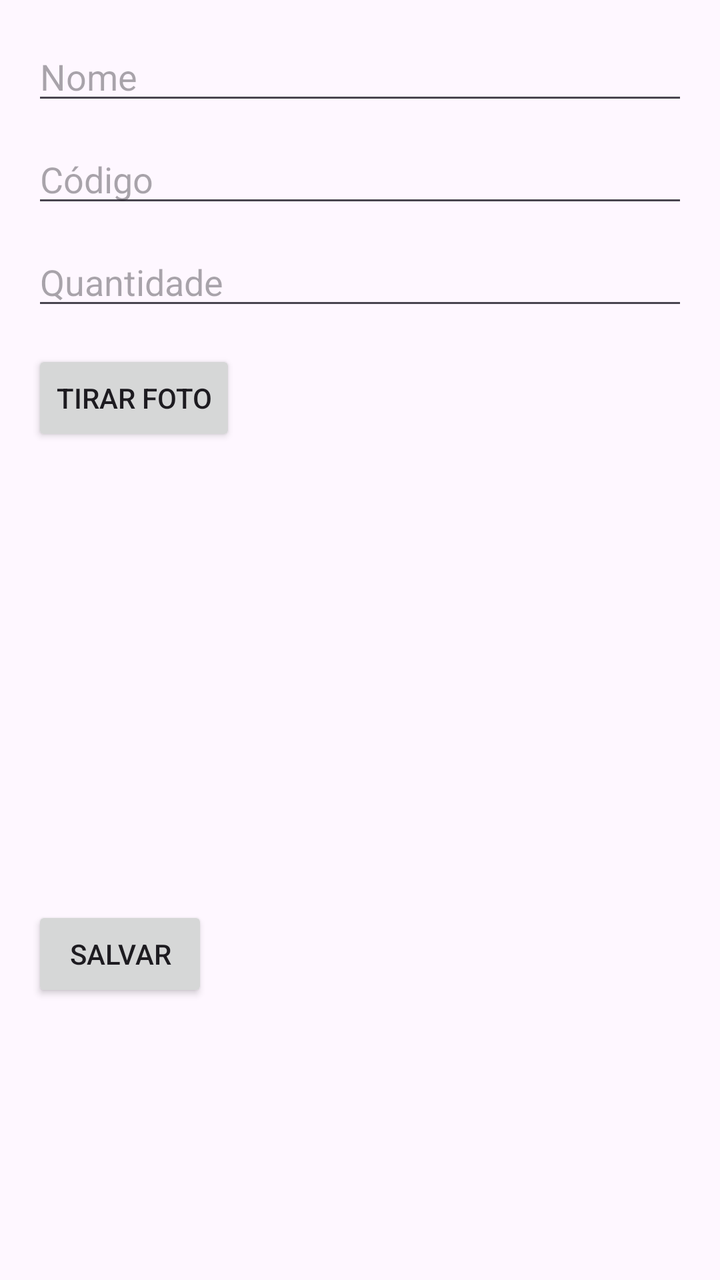
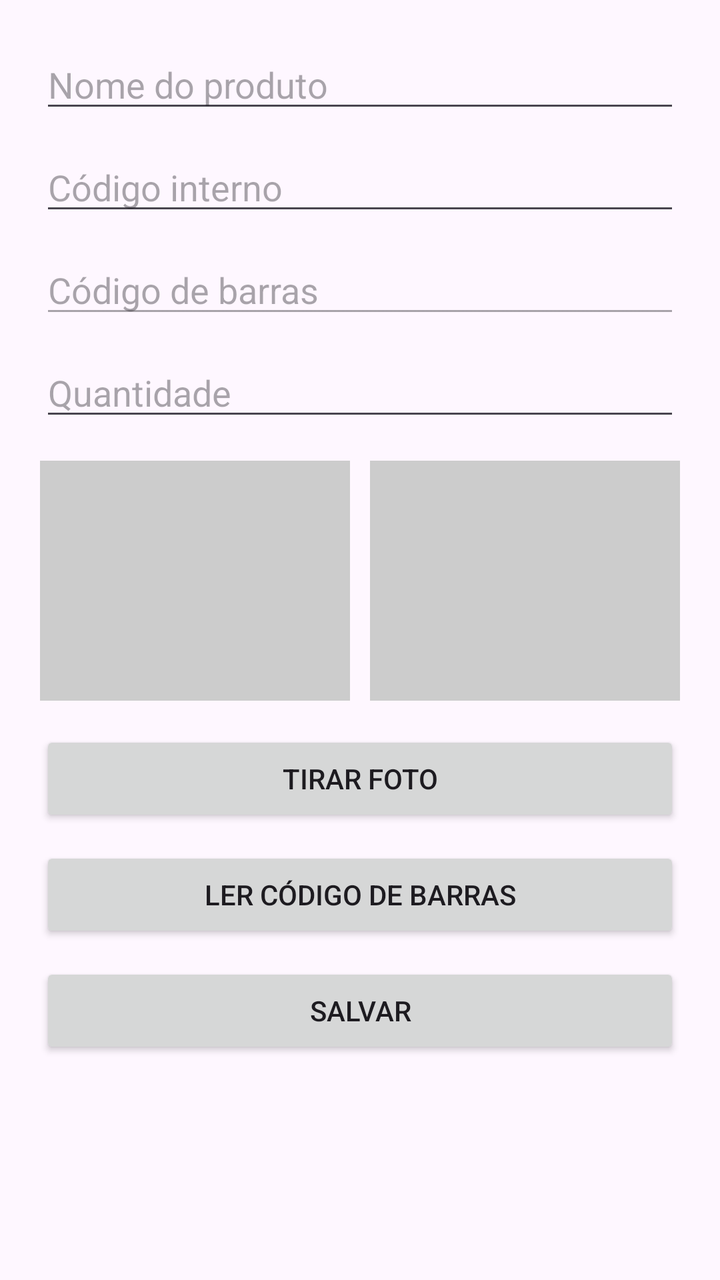

The first picture is an Android layout as it rendered before a commit; the second is the same layout after the commit. The layout source and the unified diff follow.
<!-- AndroidManifest.xml: application theme Theme.MaskateApp -->
<!-- res/layout/add_activity.xml -->
<?xml version="1.0" encoding="utf-8"?>
<LinearLayout
    xmlns:android="http://schemas.android.com/apk/res/android"
    android:layout_width="match_parent"
    android:layout_height="match_parent"
    android:orientation="vertical"
    android:padding="16dp">

    <EditText
        android:id="@+id/nome"
        android:layout_width="match_parent"
        android:layout_height="wrap_content"
        android:hint="Nome"/>

    <EditText
        android:id="@+id/codigo"
        android:layout_width="match_parent"
        android:layout_height="wrap_content"
        android:hint="Código"
        android:layout_marginTop="10dp"/>

    <EditText
        android:id="@+id/quantidade"
        android:layout_width="match_parent"
        android:layout_height="wrap_content"
        android:hint="Quantidade"
        android:inputType="number"
        android:layout_marginTop="10dp"/>

    <Button
        android:id="@+id/btnCamera"
        android:layout_width="wrap_content"
        android:layout_height="wrap_content"
        android:text="Tirar Foto"
        android:layout_marginTop="15dp"/>

    <ImageView
        android:id="@+id/img"
        android:layout_width="200dp"
        android:layout_height="200dp"
        android:layout_marginTop="15dp"
        android:scaleType="centerCrop"/>

    <Button
        android:id="@+id/btnSalvar"
        android:layout_width="wrap_content"
        android:layout_height="wrap_content"
        android:text="Salvar"
        android:layout_marginTop="15dp"/>

</LinearLayout>
<!-- resources referenced by this layout -->
<resources>
  <style name="Theme.MaskateApp" parent="Base.Theme.MaskateApp" />
  <style name="Base.Theme.MaskateApp" parent="Theme.Material3.DayNight.NoActionBar">
          
          
      </style>
</resources>

<!-- the commit's change to res/layout/add_activity.xml (unified diff, before → after) -->
@@ -1,51 +1,92 @@
 <?xml version="1.0" encoding="utf-8"?>
-<LinearLayout
-    xmlns:android="http://schemas.android.com/apk/res/android"
+<ScrollView xmlns:android="http://schemas.android.com/apk/res/android"
     android:layout_width="match_parent"
-    android:layout_height="match_parent"
-    android:orientation="vertical"
-    android:padding="16dp">
+    android:layout_height="match_parent">
 
-    <EditText
-        android:id="@+id/nome"
+    <LinearLayout
         android:layout_width="match_parent"
         android:layout_height="wrap_content"
-        android:hint="Nome"/>
+        android:orientation="vertical"
+        android:padding="20dp">
 
-    <EditText
-        android:id="@+id/codigo"
-        android:layout_width="match_parent"
-        android:layout_height="wrap_content"
-        android:hint="Código"
-        android:layout_marginTop="10dp"/>
+        <EditText
+            android:id="@+id/nome"
+            android:layout_width="match_parent"
+            android:layout_height="wrap_content"
+            android:hint="Nome do produto" />
 
-    <EditText
-        android:id="@+id/quantidade"
-        android:layout_width="match_parent"
-        android:layout_height="wrap_content"
-        android:hint="Quantidade"
-        android:inputType="number"
-        android:layout_marginTop="10dp"/>
+        <EditText
+            android:id="@+id/codigo"
+            android:layout_width="match_parent"
+            android:layout_height="wrap_content"
+            android:hint="Código interno"
+            android:layout_marginTop="10dp" />
 
-    <Button
-        android:id="@+id/btnCamera"
-        android:layout_width="wrap_content"
-        android:layout_height="wrap_content"
-        android:text="Tirar Foto"
-        android:layout_marginTop="15dp"/>
+        
+        <EditText
+            android:id="@+id/codigoBarras"
+            android:layout_width="match_parent"
+            android:layout_height="wrap_content"
+            android:hint="Código de barras"
+            android:enabled="false"
+            android:layout_marginTop="10dp" />
 
-    <ImageView
-        android:id="@+id/img"
-        android:layout_width="200dp"
-        android:layout_height="200dp"
-        android:layout_marginTop="15dp"
-        android:scaleType="centerCrop"/>
+        <EditText
+            android:id="@+id/quantidade"
+            android:layout_width="match_parent"
+            android:layout_height="wrap_content"
+            android:hint="Quantidade"
+            android:inputType="number"
+            android:layout_marginTop="10dp" />
 
-    <Button
-        android:id="@+id/btnSalvar"
-        android:layout_width="wrap_content"
-        android:layout_height="wrap_content"
-        android:text="Salvar"
-        android:layout_marginTop="15dp"/>
+        
+        <LinearLayout
+            android:layout_width="match_parent"
+            android:layout_height="wrap_content"
+            android:orientation="horizontal"
+            android:layout_marginTop="15dp">
 
-</LinearLayout>
+            <ImageView
+                android:id="@+id/img1"
+                android:layout_width="0dp"
+                android:layout_height="120dp"
+                android:layout_weight="1"
+                android:background="#ccc"
+                android:scaleType="centerCrop" />
+
+            <ImageView
+                android:id="@+id/img2"
+                android:layout_width="0dp"
+                android:layout_height="120dp"
+                android:layout_weight="1"
+                android:layout_marginStart="10dp"
+                android:background="#ccc"
+                android:scaleType="centerCrop" />
+        </LinearLayout>
+
+        
+        <Button
+            android:id="@+id/btnCamera"
+            android:layout_width="match_parent"
+            android:layout_height="wrap_content"
+            android:text="Tirar Foto"
+            android:layout_marginTop="15dp" />
+
+        
+        <Button
+            android:id="@+id/btnScanner"
+            android:layout_width="match_parent"
+            android:layout_height="wrap_content"
+            android:text="Ler Código de Barras"
+            android:layout_marginTop="10dp" />
+
+        
+        <Button
+            android:id="@+id/btnSalvar"
+            android:layout_width="match_parent"
+            android:layout_height="wrap_content"
+            android:text="Salvar"
+            android:layout_marginTop="10dp" />
+
+    </LinearLayout>
+</ScrollView>
